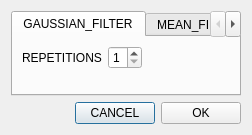
Above: src/GUI/FilterSelectionDialog.ui from fblupi/3DCurator before the change. Below: the same form after it.
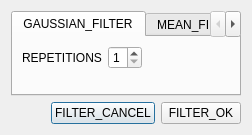
That is the form after the change.

```diff
--- a/src/GUI/FilterSelectionDialog.ui
+++ b/src/GUI/FilterSelectionDialog.ui
@@ -23,7 +23,7 @@
    <item row="1" column="2">
     <widget class="QPushButton" name="cancelButton">
      <property name="text">
-      <string>CANCEL</string>
+      <string>FILTER_CANCEL</string>
      </property>
     </widget>
    </item>
@@ -43,7 +43,7 @@
    <item row="1" column="3">
     <widget class="QPushButton" name="okButton">
      <property name="text">
-      <string>OK</string>
+      <string>FILTER_OK</string>
      </property>
     </widget>
    </item>
```
